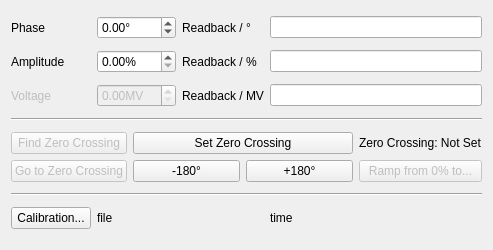
The window that esme/gui/ui/tds.ui (st-walker/esme) describes before a commit, drawn with Qt 5.
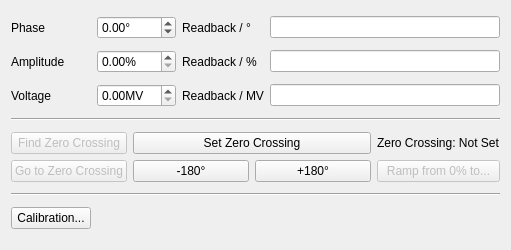
The same window after the commit. Custom widgets are drawn as their Qt base class.

Diff of the .ui file:
```diff
--- a/esme/gui/ui/tds.ui
+++ b/esme/gui/ui/tds.ui
@@ -9,7 +9,7 @@
    <rect>
     <x>0</x>
     <y>0</y>
-    <width>493</width>
+    <width>511</width>
     <height>250</height>
    </rect>
   </property>
@@ -45,7 +45,7 @@
    <item row="2" column="1">
     <widget class="QDoubleSpinBox" name="tds_voltage_spinbox">
      <property name="enabled">
-      <bool>false</bool>
+      <bool>true</bool>
      </property>
      <property name="suffix">
       <string>MV</string>
@@ -89,7 +89,7 @@
    <item row="2" column="0">
     <widget class="QLabel" name="voltage_label">
      <property name="enabled">
-      <bool>false</bool>
+      <bool>true</bool>
      </property>
      <property name="text">
       <string>Voltage</string>
@@ -101,7 +101,7 @@
      <item>
       <widget class="QLabel" name="calibration_file_path_label">
        <property name="text">
-        <string>file</string>
+        <string/>
        </property>
        <property name="textInteractionFlags">
         <set>Qt::LinksAccessibleByMouse|Qt::TextSelectableByMouse</set>
@@ -141,7 +141,7 @@
      <item>
       <widget class="QLabel" name="calibration_time_label_2">
        <property name="text">
-        <string>time</string>
+        <string/>
        </property>
        <property name="textInteractionFlags">
         <set>Qt::TextSelectableByMouse</set>
```
